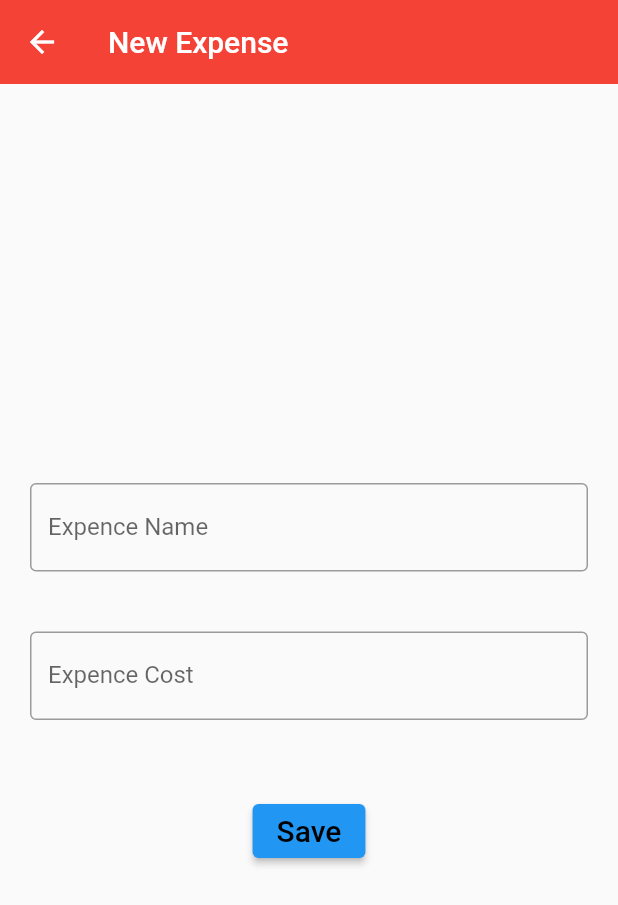
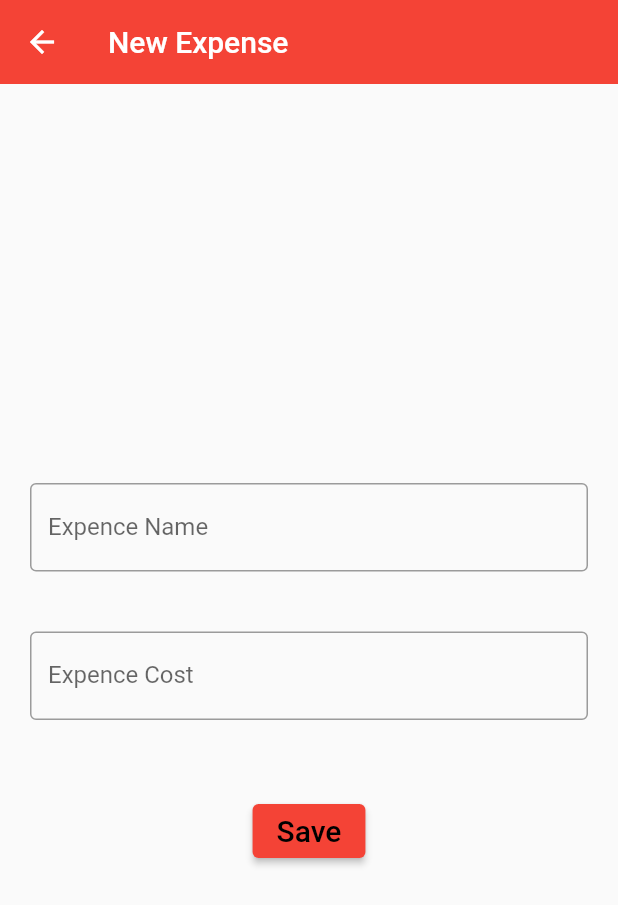
Before and after one commit to Grave2363/Tracking_Expences, a Flutter app: the create_item screen opened directly, after a tap on "Save", on a phone screen of 412 x 824 dp. Shown: the top 905 px of the screen. Run offline on Flutter 3.47's test engine with Material 2 defaults, Android fonts, the phone set to English and light mode, and no system bars.

Commit message:
new file for saving/reading files. edited btns

```diff
--- a/lib/cost_list.dart
+++ b/lib/cost_list.dart
@@ -2,6 +2,7 @@
 
 import 'package:flutter/material.dart';
 import 'package:tracking_expences/shared/create_item.dart';
+import 'package:tracking_expences/shared/styles.dart';
 class cost_list extends StatefulWidget {
   const cost_list({Key? key}) : super(key: key);
 
@@ -23,7 +24,9 @@ class _cost_listState extends State<cost_list> {
           child: Column(
               mainAxisAlignment: MainAxisAlignment.center,
               children: <Widget>[
-                ElevatedButton(onPressed: ()async {
+                ElevatedButton(
+                  style: btnStyle,
+                  onPressed: ()async {
                   await Navigator.of(context).push(MaterialPageRoute(builder: (context) => create_item()),);},
                   child:
                   const Text('Add Expense', style: TextStyle(color: Colors.black, fontSize: 20)),),
--- a/lib/shared/create_item.dart
+++ b/lib/shared/create_item.dart
@@ -1,5 +1,8 @@
 
 import 'package:flutter/material.dart';
+import 'package:tracking_expences/shared/styles.dart';
+
+import '../utils/file_util.dart';
 // ignore: camel_case_types
 class create_item extends StatefulWidget {
   const create_item({Key? key}) : super(key: key);
@@ -11,6 +14,7 @@ class create_item extends StatefulWidget {
 class _create_itemState extends State<create_item> {
   TextEditingController costNameEditor = TextEditingController();
   TextEditingController costValueEditor = TextEditingController();
+
   @override
   Widget build(BuildContext context) {
     return Scaffold(
@@ -45,8 +49,12 @@ class _create_itemState extends State<create_item> {
                 ),
               ),
               const SizedBox(height: 30),
-              ElevatedButton(onPressed: ()async {
-              /*await Navigator.of(context).push(MaterialPageRoute(builder: (context) => create_item()),);*/},
+              ElevatedButton(
+                style: btnStyle,
+                onPressed: ()async {
+                  file_util().getFilePath();
+                  file_util().saveFile(costValueEditor.text, costNameEditor.text);
+                },
               child:
               const Text('Save', style: TextStyle(color: Colors.black, fontSize: 20)),),
             ],
--- a/lib/shared/styles.dart
+++ b/lib/shared/styles.dart
@@ -1 +1,3 @@
 import 'package:flutter/material.dart';
+final ButtonStyle btnStyle =
+ElevatedButton.styleFrom(primary: Colors.red);
--- /dev/null
+++ b/lib/utils/file_util.dart
@@ -0,0 +1,25 @@
+import 'dart:io';
+import 'package:path_provider/path_provider.dart';
+// ignore: camel_case_types
+class file_util
+{
+  // get file path
+  Future<String> getFilePath() async {
+    Directory appDocumentsDirectory = await getApplicationDocumentsDirectory();
+    String appDocumentsPath = appDocumentsDirectory.path;
+    String filePath = '$appDocumentsPath/expense.txt';
+
+    return filePath;
+    return filePath;
+  }
+  //save new text
+  void saveFile(String cost, String name) async {
+    File file = File(await getFilePath());
+    file.writeAsString("placeholder");
+  }
+  //read file to edit
+  void readFile() async {
+    File file = File(await getFilePath());
+    String fileContent = await file.readAsString();
+  }
+}
--- a/pubspec.yaml
+++ b/pubspec.yaml
@@ -34,6 +34,7 @@ dependencies:
   # The following adds the Cupertino Icons font to your application.
   # Use with the CupertinoIcons class for iOS style icons.
   cupertino_icons: ^1.0.2
+  path_provider: ^1.6.14
 
 dev_dependencies:
   flutter_test:
```
Also changed, not shown: lib/main.dart (+6 -3 lines), 3 other files.
